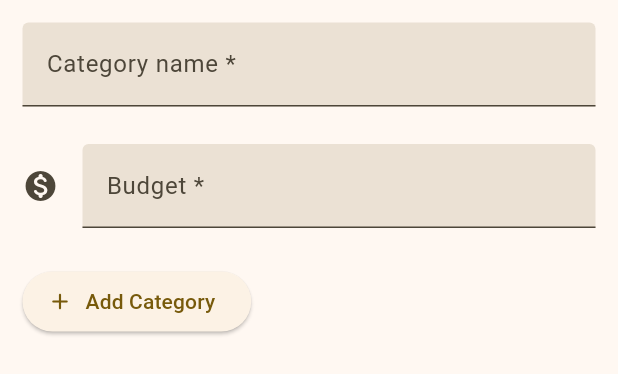
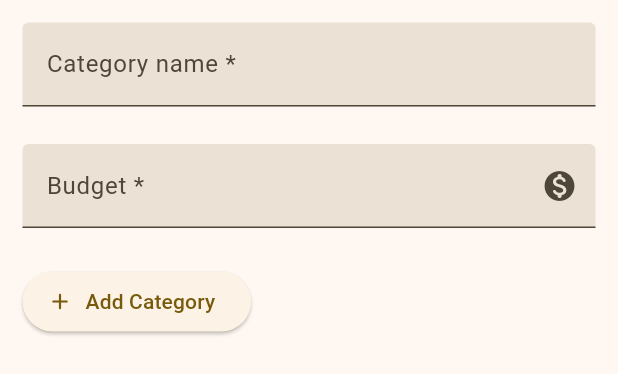
Before and after one commit to shadrack-ago/expense_tracker, a Flutter app: the AddCategory widget shown alone on an empty page, opened directly, on a phone screen of 412 x 824 dp. Shown: the top 374 px of the screen. Run offline on Flutter 3.47's test engine with Material 2 defaults, Android fonts, the phone set to English and light mode, and no system bars; our stand-ins replace firebase_core, fl_chart, go_router; missing offline and left inert: easy_web_view, fl_heatmap; accounts and stored records are empty.

Commit message:
☕ UI Improvement on add category and expense

```diff
--- a/lib/screens/add/category.dart
+++ b/lib/screens/add/category.dart
@@ -24,7 +24,7 @@ class AddCategory extends StatelessWidget {
               TextFormField(
                 decoration: InputDecoration(
                   filled: true,
-                  icon: Icon(Icons.monetization_on_rounded),
+                  suffixIcon: Icon(Icons.monetization_on_rounded),
                   label: Text('Budget *'),
                 ),
               ),
```
Also changed, not shown: lib/screens/add/expense.dart (+1 -13 lines).
